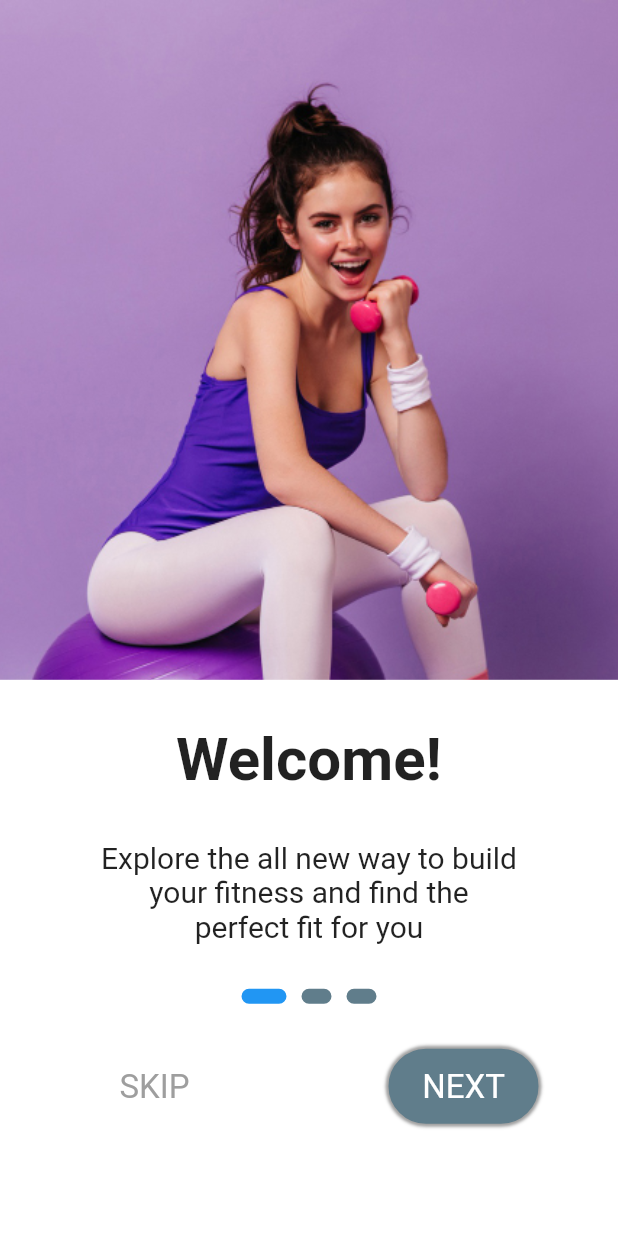
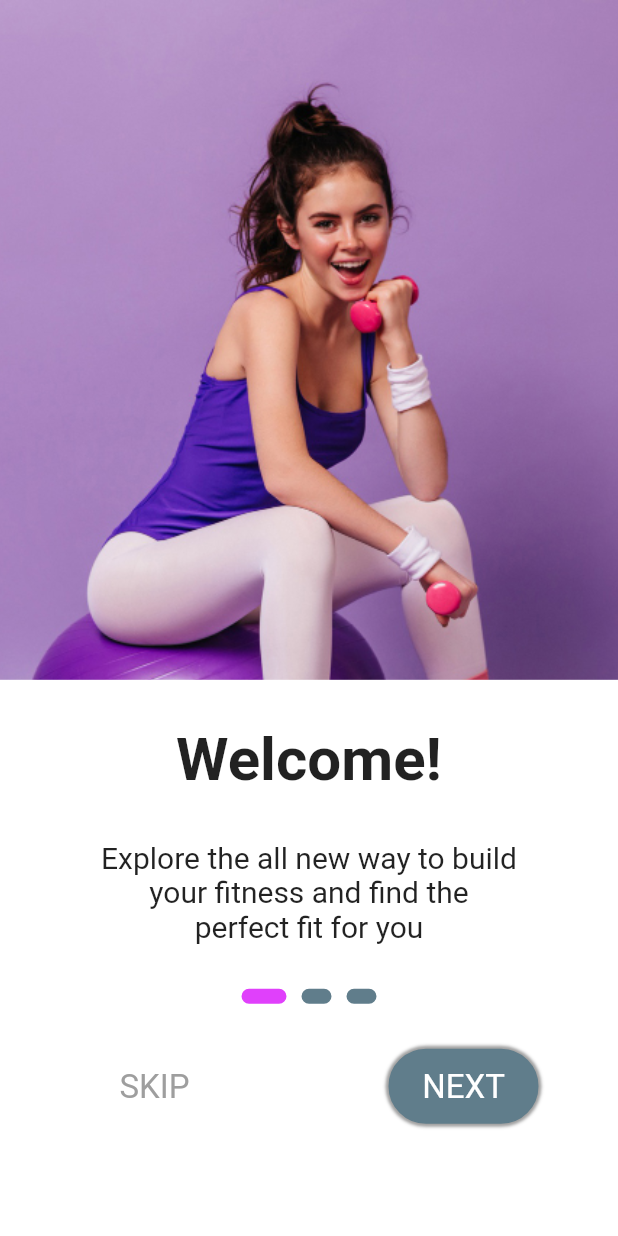
Before and after one commit to sosualfred/version_control_assignment, a Flutter app: the screen it shows after launch, on a phone screen of 412 x 824 dp. Run offline on Flutter 3.47's test engine with Material 2 defaults, Android fonts, the phone set to English and light mode, and no system bars.

Commit message:
Minor changes to homepage dots indicator color

```diff
--- a/lib/widgets/dots_indicator_widget.dart
+++ b/lib/widgets/dots_indicator_widget.dart
@@ -25,7 +25,7 @@ class DotsIndicatorWidget extends StatelessWidget {
         Container(
           width: 30,
           height: 10,
-          decoration: _boxSettings(Colors.blue),
+          decoration: _boxSettings(Colors.purpleAccent),
         ),
         SizedBox(
           width: 10,
```
